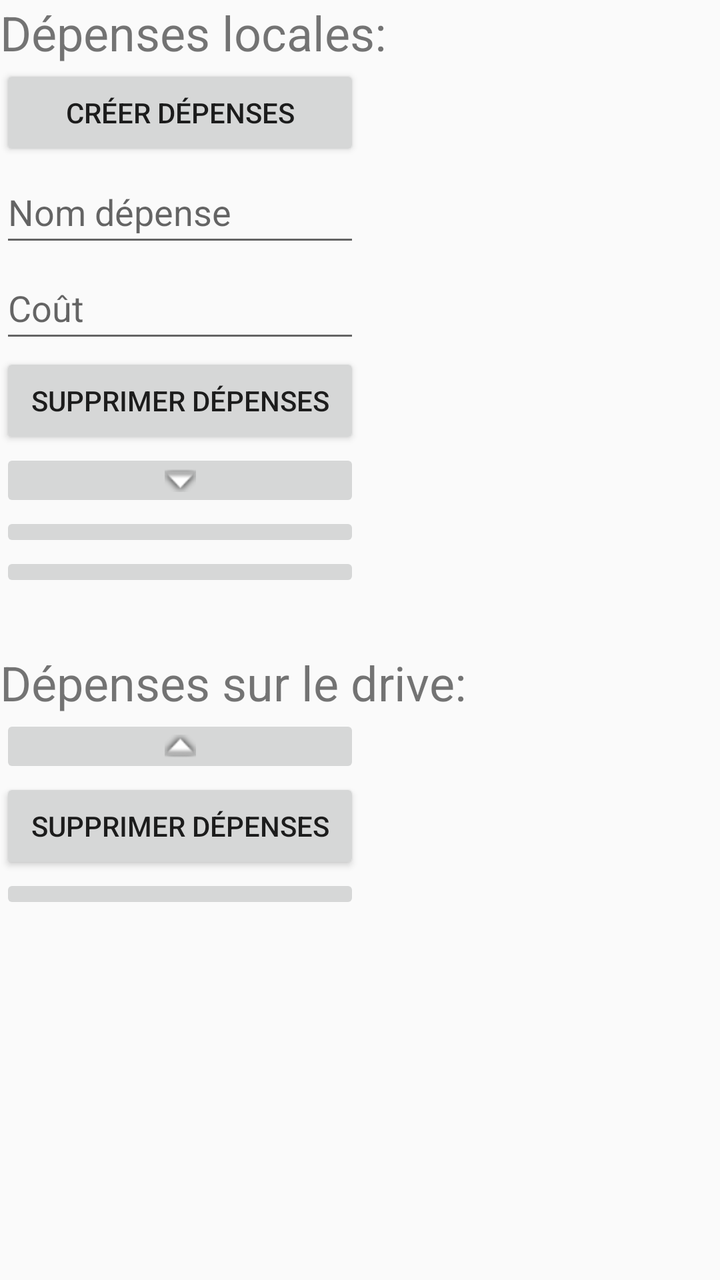
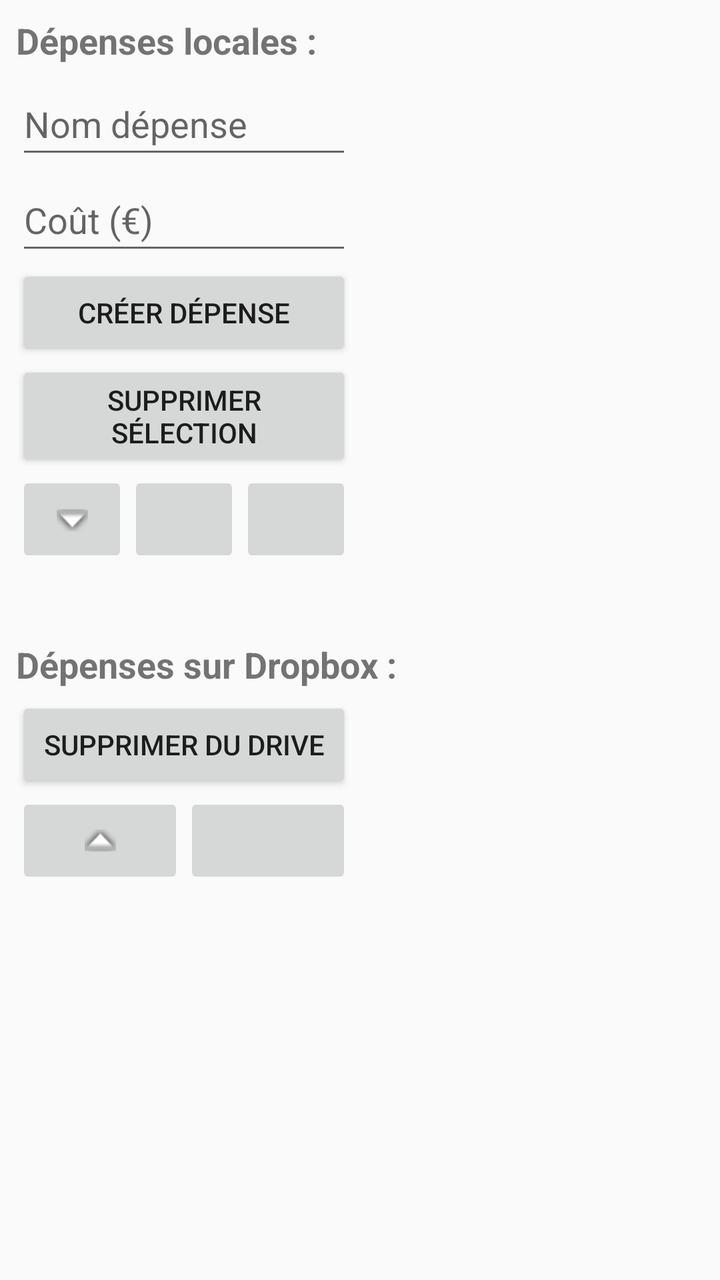

Before-and-after screenshots of an Android layout around one commit, followed by the original layout XML and the change that was made.
<!-- AndroidManifest.xml: application theme AppTheme -->
<!-- res/layout/activity_main.xml -->
<?xml version="1.0" encoding="utf-8"?>
<LinearLayout xmlns:android="http://schemas.android.com/apk/res/android"
    xmlns:app="http://schemas.android.com/apk/res-auto"
    xmlns:tools="http://schemas.android.com/tools"
    android:layout_width="fill_parent"
    android:layout_height="fill_parent"
    android:orientation="vertical">


    <LinearLayout
        android:layout_width="wrap_content"
        android:layout_height="fill_parent"
        android:layout_weight="2"
        android:orientation="vertical">

        <TextView
            android:id="@+id/textProg"
            android:layout_width="fill_parent"
            android:layout_height="wrap_content"
            android:text="Dépenses locales:"
            android:textSize="24sp" />

        <LinearLayout
            android:layout_width="match_parent"
            android:layout_height="match_parent"
            android:layout_weight="1"
            android:orientation="horizontal">

            <ScrollView
                android:layout_width="0dp"
                android:layout_height="match_parent"
                android:layout_weight="1">

                <LinearLayout
                    android:layout_width="match_parent"
                    android:layout_height="match_parent"
                    android:layout_weight="1"
                    android:orientation="vertical">

                    <Button
                        android:id="@+id/creerDepense"
                        android:layout_width="match_parent"
                        android:layout_height="wrap_content"
                        android:text="Créer dépenses" />

                    <EditText
                        android:id="@+id/nomDepense"
                        android:layout_width="fill_parent"
                        android:layout_height="wrap_content"
                        android:hint="Nom dépense"
                        android:inputType="textMultiLine|textCapSentences"
                        android:lines="1"
                        android:minHeight="48dp" />

                    <EditText
                        android:id="@+id/cout"
                        android:layout_width="fill_parent"
                        android:layout_height="wrap_content"
                        android:hint="Coût"
                        android:inputType="numberSigned|numberDecimal"
                        android:lines="1"
                        android:minHeight="48dp" />

                    <Button
                        android:id="@+id/supprimerDepenses"
                        android:layout_width="match_parent"
                        android:layout_height="wrap_content"
                        android:layout_gravity="center"
                        android:text="Supprimer dépenses" />

                    <LinearLayout
                        android:layout_width="match_parent"
                        android:layout_height="wrap_content"
                        android:layout_weight="0"
                        android:orientation="horizontal">

                        <ImageButton
                            android:id="@+id/exportDepense"
                            android:layout_width="match_parent"
                            android:layout_height="wrap_content"
                            android:layout_weight="1"
                            android:src="@android:drawable/arrow_down_float"
                            android:text="Export"
                            tools:ignore="SpeakableTextPresentCheck,TouchTargetSizeCheck" />
                    </LinearLayout>

                    <ImageButton
                        android:id="@+id/refreshListPhone"
                        android:layout_width="match_parent"
                        android:layout_height="wrap_content"
                        android:layout_weight="0"
                        app:srcCompat="@android:drawable/ic_popup_sync"
                        tools:ignore="SpeakableTextPresentCheck" />

                    <ImageButton
                        android:id="@+id/search_voice_btn"
                        android:layout_width="match_parent"
                        android:layout_height="wrap_content"
                        android:layout_weight="1"
                        app:srcCompat="@drawable/ic_micro" />
                </LinearLayout>

            </ScrollView>

            <ListView
                android:id="@+id/listViewPhone"
                android:layout_width="0dp"
                android:layout_height="match_parent"
                android:layout_weight="1"
                android:choiceMode="multipleChoice"
                android:divider="@color/colorAccent"
                android:dividerHeight="1dp">

            </ListView>

        </LinearLayout>


    </LinearLayout>

    <LinearLayout
        android:layout_width="match_parent"
        android:layout_height="10dp"
        android:layout_gravity="center"
        android:layout_weight="0"
        android:orientation="vertical">

        

        <ProgressBar
            android:id="@+id/progressBar"
            style="?android:attr/progressBarStyleHorizontal"
            android:layout_width="match_parent"
            android:layout_height="10dp"
            android:indeterminate="true"
            android:visibility="gone" />
    </LinearLayout>

    <LinearLayout
        android:layout_width="wrap_content"
        android:layout_height="fill_parent"
        android:layout_gravity="top"
        android:layout_weight="2"
        android:orientation="vertical">

        <TextView
            android:id="@+id/textProgDrive"
            android:layout_width="fill_parent"
            android:layout_height="wrap_content"
            android:layout_weight="0"
            android:text="Dépenses sur le drive:"
            android:textSize="24sp" />


        <LinearLayout
            android:layout_width="match_parent"
            android:layout_height="match_parent"
            android:layout_weight="1"
            android:orientation="horizontal">

            <ScrollView
                android:layout_width="0dp"
                android:layout_height="match_parent"
                android:layout_weight="1">

                <LinearLayout
                    android:layout_width="match_parent"
                    android:layout_height="match_parent"
                    android:layout_weight="1"
                    android:orientation="vertical">

                    <LinearLayout
                        android:layout_width="fill_parent"
                        android:layout_height="wrap_content"
                        android:layout_weight="0"
                        android:orientation="horizontal">


                        <ImageButton
                            android:id="@+id/importDepense"
                            android:layout_width="fill_parent"
                            android:layout_height="fill_parent"
                            android:layout_weight="1"
                            android:src="@android:drawable/arrow_up_float"
                            android:text="Import"
                            tools:ignore="SpeakableTextPresentCheck,TouchTargetSizeCheck" />
                    </LinearLayout>

                    <Button
                        android:id="@+id/supprimerDepensesDrive"
                        android:layout_width="fill_parent"
                        android:layout_height="wrap_content"
                        android:layout_gravity="center"
                        android:layout_weight="0"
                        android:text="Supprimer dépenses" />

                    <ImageButton
                        android:id="@+id/refreshListDrive"
                        android:layout_width="match_parent"
                        android:layout_height="wrap_content"
                        android:layout_weight="0"
                        app:srcCompat="@android:drawable/ic_popup_sync"
                        tools:ignore="SpeakableTextPresentCheck" />

                </LinearLayout>
            </ScrollView>

            <ListView
                android:id="@+id/listViewDrive"
                android:layout_width="0dp"
                android:layout_height="wrap_content"
                android:layout_weight="1"
                android:choiceMode="multipleChoice"
                android:divider="@android:color/holo_orange_dark"
                android:dividerHeight="1dp">

            </ListView>

        </LinearLayout>


    </LinearLayout>


</LinearLayout>
<!-- resources referenced by this layout -->
<resources>
  <color name="colorAccent">#D81B60</color>
  <!-- drawable ic_micro (drawable-anydpi) -->
  <vector xmlns:android="http://schemas.android.com/apk/res/android"
      android:width="24dp"
      android:height="24dp"
      android:viewportWidth="24"
      android:viewportHeight="24"
      android:tint="#333333"
      android:alpha="0.6">
    <path
        android:fillColor="@android:color/white"
        android:pathData="M12,14c1.66,0 2.99,-1.34 2.99,-3L15,5c0,-1.66 -1.34,-3 -3,-3S9,3.34 9,5v6c0,1.66 1.34,3 3,3zM17.3,11c0,3 -2.54,5.1 -5.3,5.1S6.7,14 6.7,11L5,11c0,3.41 2.72,6.23 6,6.72L11,21h2v-3.28c3.28,-0.48 6,-3.3 6,-6.72h-1.7z"/>
  </vector>
  <style name="AppTheme" parent="Theme.AppCompat.Light.DarkActionBar">
          
          <item name="colorPrimary">@color/colorPrimary</item>
          <item name="colorPrimaryDark">@color/colorPrimaryDark</item>
          <item name="colorAccent">@color/colorAccent</item>
          <item name="windowActionBar">false</item>
          <item name="windowNoTitle">true</item>
  
  
      </style>
  <color name="colorPrimary">#008577</color>
  <color name="colorPrimaryDark">#00574B</color>
</resources>

<!-- the commit's change to res/layout/activity_main.xml (unified diff, before → after) -->
@@ -2,104 +2,104 @@
 <LinearLayout xmlns:android="http://schemas.android.com/apk/res/android"
     xmlns:app="http://schemas.android.com/apk/res-auto"
     xmlns:tools="http://schemas.android.com/tools"
-    android:layout_width="fill_parent"
-    android:layout_height="fill_parent"
-    android:orientation="vertical">
-
-
+    android:layout_width="match_parent"
+    android:layout_height="match_parent"
+    android:orientation="vertical"
+    android:padding="8dp">
+
+    
     <LinearLayout
-        android:layout_width="wrap_content"
-        android:layout_height="fill_parent"
-        android:layout_weight="2"
+        android:layout_width="match_parent"
+        android:layout_height="0dp"
+        android:layout_weight="1"
         android:orientation="vertical">
 
         <TextView
             android:id="@+id/textProg"
-            android:layout_width="fill_parent"
+            android:layout_width="match_parent"
             android:layout_height="wrap_content"
-            android:text="Dépenses locales:"
-            android:textSize="24sp" />
+            android:text="Dépenses locales :"
+            android:textSize="18sp"
+            android:textStyle="bold"
+            android:paddingBottom="4dp" />
 
         <LinearLayout
             android:layout_width="match_parent"
             android:layout_height="match_parent"
-            android:layout_weight="1"
             android:orientation="horizontal">
 
             <ScrollView
                 android:layout_width="0dp"
                 android:layout_height="match_parent"
-                android:layout_weight="1">
+                android:layout_weight="1"
+                android:fillViewport="true">
 
                 <LinearLayout
                     android:layout_width="match_parent"
-                    android:layout_height="match_parent"
-                    android:layout_weight="1"
-                    android:orientation="vertical">
-
-                    <Button
-                        android:id="@+id/creerDepense"
-                        android:layout_width="match_parent"
-                        android:layout_height="wrap_content"
-                        android:text="Créer dépenses" />
+                    android:layout_height="wrap_content"
+                    android:orientation="vertical"
+                    android:paddingEnd="4dp">
 
                     <EditText
                         android:id="@+id/nomDepense"
-                        android:layout_width="fill_parent"
+                        android:layout_width="match_parent"
                         android:layout_height="wrap_content"
                         android:hint="Nom dépense"
-                        android:inputType="textMultiLine|textCapSentences"
+                        android:inputType="textCapSentences"
                         android:lines="1"
                         android:minHeight="48dp" />
 
                     <EditText
                         android:id="@+id/cout"
-                        android:layout_width="fill_parent"
-                        android:layout_height="wrap_content"
-                        android:hint="Coût"
+                        android:layout_width="match_parent"
+                        android:layout_height="wrap_content"
+                        android:hint="Coût (€)"
                         android:inputType="numberSigned|numberDecimal"
                         android:lines="1"
                         android:minHeight="48dp" />
 
                     <Button
+                        android:id="@+id/creerDepense"
+                        android:layout_width="match_parent"
+                        android:layout_height="wrap_content"
+                        android:text="Créer dépense" />
+
+                    <Button
                         android:id="@+id/supprimerDepenses"
                         android:layout_width="match_parent"
                         android:layout_height="wrap_content"
-                        android:layout_gravity="center"
-                        android:text="Supprimer dépenses" />
+                        android:text="Supprimer sélection" />
 
                     <LinearLayout
                         android:layout_width="match_parent"
                         android:layout_height="wrap_content"
-                        android:layout_weight="0"
                         android:orientation="horizontal">
 
                         <ImageButton
                             android:id="@+id/exportDepense"
-                            android:layout_width="match_parent"
-                            android:layout_height="wrap_content"
-                            android:layout_weight="1"
-                            android:src="@android:drawable/arrow_down_float"
-                            android:text="Export"
-                            tools:ignore="SpeakableTextPresentCheck,TouchTargetSizeCheck" />
+                            android:layout_width="0dp"
+                            android:layout_height="48dp"
+                            android:layout_weight="1"
+                            android:contentDescription="Exporter vers Dropbox"
+                            android:src="@android:drawable/arrow_down_float" />
+
+                        <ImageButton
+                            android:id="@+id/refreshListPhone"
+                            android:layout_width="0dp"
+                            android:layout_height="48dp"
+                            android:layout_weight="1"
+                            android:contentDescription="Rafraîchir liste locale"
+                            app:srcCompat="@android:drawable/ic_popup_sync" />
+
+                        <ImageButton
+                            android:id="@+id/search_voice_btn"
+                            android:layout_width="0dp"
+                            android:layout_height="48dp"
+                            android:layout_weight="1"
+                            android:contentDescription="Saisie vocale"
+                            app:srcCompat="@drawable/ic_micro" />
                     </LinearLayout>
-
-                    <ImageButton
-                        android:id="@+id/refreshListPhone"
-                        android:layout_width="match_parent"
-                        android:layout_height="wrap_content"
-                        android:layout_weight="0"
-                        app:srcCompat="@android:drawable/ic_popup_sync"
-                        tools:ignore="SpeakableTextPresentCheck" />
-
-                    <ImageButton
-                        android:id="@+id/search_voice_btn"
-                        android:layout_width="match_parent"
-                        android:layout_height="wrap_content"
-                        android:layout_weight="1"
-                        app:srcCompat="@drawable/ic_micro" />
                 </LinearLayout>
-
             </ScrollView>
 
             <ListView
@@ -109,117 +109,94 @@
                 android:layout_weight="1"
                 android:choiceMode="multipleChoice"
                 android:divider="@color/colorAccent"
-                android:dividerHeight="1dp">
-
-            </ListView>
-
+                android:dividerHeight="1dp"
+                android:nestedScrollingEnabled="true" />
         </LinearLayout>
-
-
     </LinearLayout>
 
+    <ProgressBar
+        android:id="@+id/progressBar"
+        style="?android:attr/progressBarStyleHorizontal"
+        android:layout_width="match_parent"
+        android:layout_height="8dp"
+        android:indeterminate="true"
+        android:visibility="gone"
+        android:layout_marginTop="4dp"
+        android:layout_marginBottom="4dp" />
+
+    
     <LinearLayout
         android:layout_width="match_parent"
-        android:layout_height="10dp"
-        android:layout_gravity="center"
-        android:layout_weight="0"
-        android:orientation="vertical">
-
-        
-
-        <ProgressBar
-            android:id="@+id/progressBar"
-            style="?android:attr/progressBarStyleHorizontal"
-            android:layout_width="match_parent"
-            android:layout_height="10dp"
-            android:indeterminate="true"
-            android:visibility="gone" />
-    </LinearLayout>
-
-    <LinearLayout
-        android:layout_width="wrap_content"
-        android:layout_height="fill_parent"
-        android:layout_gravity="top"
-        android:layout_weight="2"
+        android:layout_height="0dp"
+        android:layout_weight="1"
         android:orientation="vertical">
 
         <TextView
             android:id="@+id/textProgDrive"
-            android:layout_width="fill_parent"
+            android:layout_width="match_parent"
             android:layout_height="wrap_content"
-            android:layout_weight="0"
-            android:text="Dépenses sur le drive:"
-            android:textSize="24sp" />
-
+            android:text="Dépenses sur Dropbox :"
+            android:textSize="18sp"
+            android:textStyle="bold"
+            android:paddingBottom="4dp" />
 
         <LinearLayout
             android:layout_width="match_parent"
             android:layout_height="match_parent"
-            android:layout_weight="1"
             android:orientation="horizontal">
 
             <ScrollView
                 android:layout_width="0dp"
                 android:layout_height="match_parent"
-                android:layout_weight="1">
+                android:layout_weight="1"
+                android:fillViewport="true">
 
                 <LinearLayout
                     android:layout_width="match_parent"
-                    android:layout_height="match_parent"
-                    android:layout_weight="1"
-                    android:orientation="vertical">
-
-                    <LinearLayout
-                        android:layout_width="fill_parent"
-                        android:layout_height="wrap_content"
-                        android:layout_weight="0"
-                        android:orientation="horizontal">
-
-
-                        <ImageButton
-                            android:id="@+id/importDepense"
-                            android:layout_width="fill_parent"
-                            android:layout_height="fill_parent"
-                            android:layout_weight="1"
-                            android:src="@android:drawable/arrow_up_float"
-                            android:text="Import"
-                            tools:ignore="SpeakableTextPresentCheck,TouchTargetSizeCheck" />
-                    </LinearLayout>
+                    android:layout_height="wrap_content"
+                    android:orientation="vertical"
+                    android:paddingEnd="4dp">
 
                     <Button
                         android:id="@+id/supprimerDepensesDrive"
-                        android:layout_width="fill_parent"
-                        android:layout_height="wrap_content"
-                        android:layout_gravity="center"
-                        android:layout_weight="0"
-                        android:text="Supprimer dépenses" />
-
-                    <ImageButton
-                        android:id="@+id/refreshListDrive"
-                        android:layout_width="match_parent"
-                        android:layout_height="wrap_content"
-                        android:layout_weight="0"
-                        app:srcCompat="@android:drawable/ic_popup_sync"
-                        tools:ignore="SpeakableTextPresentCheck" />
-
+                        android:layout_width="match_parent"
+                        android:layout_height="wrap_content"
+                        android:text="Supprimer du Drive" />
+
+                    <LinearLayout
+                        android:layout_width="match_parent"
+                        android:layout_height="wrap_content"
+                        android:orientation="horizontal">
+
+                        <ImageButton
+                            android:id="@+id/importDepense"
+                            android:layout_width="0dp"
+                            android:layout_height="48dp"
+                            android:layout_weight="1"
+                            android:contentDescription="Importer depuis Dropbox"
+                            android:src="@android:drawable/arrow_up_float" />
+
+                        <ImageButton
+                            android:id="@+id/refreshListDrive"
+                            android:layout_width="0dp"
+                            android:layout_height="48dp"
+                            android:layout_weight="1"
+                            android:contentDescription="Rafraîchir liste Dropbox"
+                            app:srcCompat="@android:drawable/ic_popup_sync" />
+                    </LinearLayout>
                 </LinearLayout>
             </ScrollView>
 
             <ListView
                 android:id="@+id/listViewDrive"
                 android:layout_width="0dp"
-                android:layout_height="wrap_content"
+                android:layout_height="match_parent"
                 android:layout_weight="1"
                 android:choiceMode="multipleChoice"
                 android:divider="@android:color/holo_orange_dark"
-                android:dividerHeight="1dp">
-
-            </ListView>
-
+                android:dividerHeight="1dp"
+                android:nestedScrollingEnabled="true" />
         </LinearLayout>
-
-
     </LinearLayout>
 
-
 </LinearLayout>
